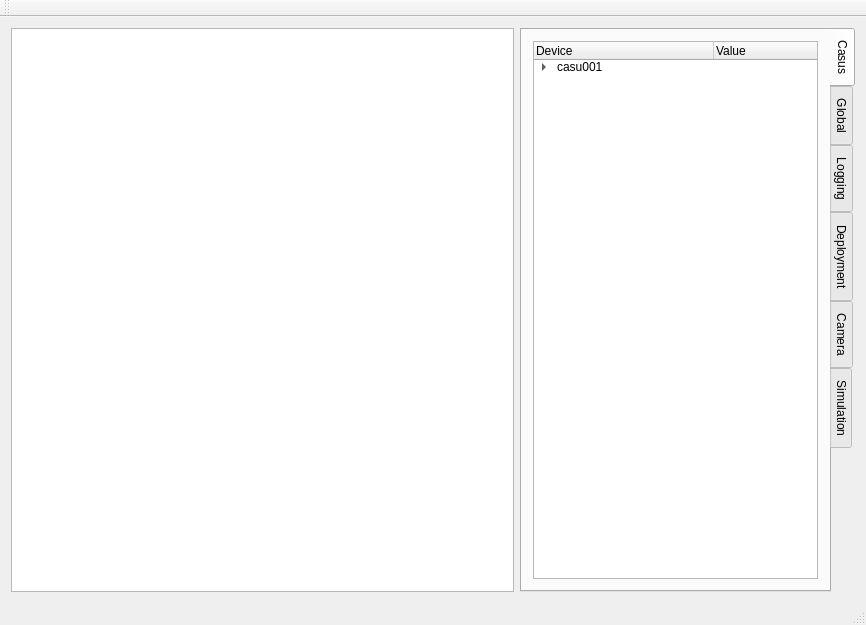
First picture: the form in arena-ui/arenaui.ui, repository assisi/arena-ui, before the edit.
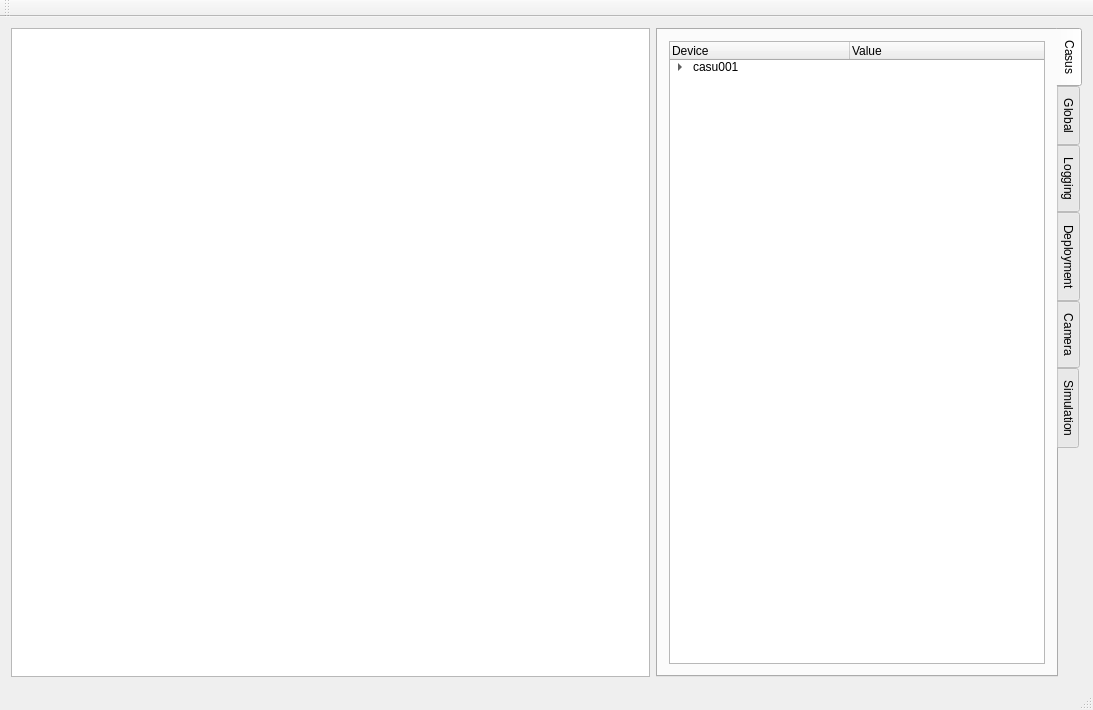
Second picture: the form after the edit. Icons and pictures are not drawn.

Commit message: Working on interaction with the arena display. Current mouse-click event handling not working :(

Patch:
```diff
--- a/arena-ui/arenaui.ui
+++ b/arena-ui/arenaui.ui
@@ -6,8 +6,8 @@
    <rect>
     <x>0</x>
     <y>0</y>
-    <width>866</width>
-    <height>625</height>
+    <width>1093</width>
+    <height>710</height>
    </rect>
   </property>
   <property name="windowTitle">
@@ -16,7 +16,11 @@
   <widget class="QWidget" name="centralWidget">
    <layout class="QHBoxLayout" name="horizontalLayout" stretch="3,2">
     <item>
-     <widget class="QGraphicsView" name="graphicsView"/>
+     <widget class="QGraphicsView" name="graphicsView">
+      <property name="styleSheet">
+       <string notr="true">border-image: url(:/images/arena_sw.png);</string>
+      </property>
+     </widget>
     </item>
     <item>
      <widget class="QTabWidget" name="tabWidget">
```
Left out of the diff: 21 changed lines with no effect on the pictures. The commit also changes 6 other files.
